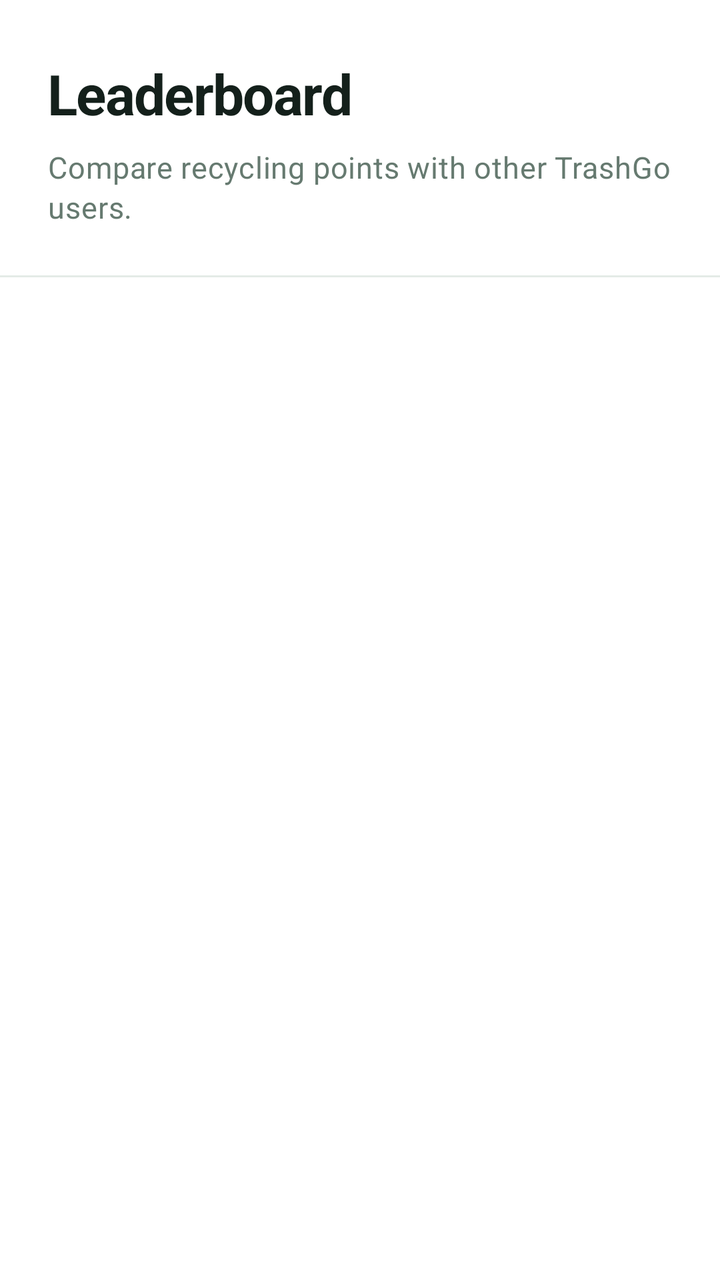
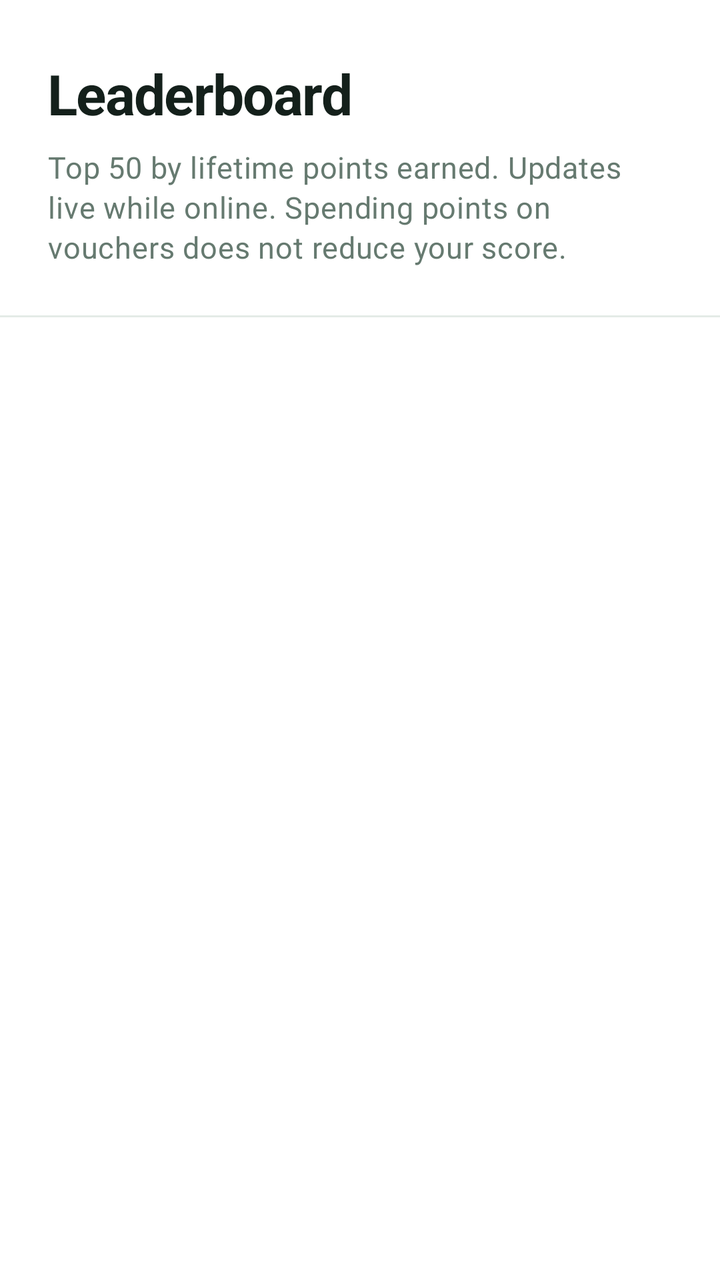

An Android layout rendered at two revisions. The XML below is the earlier revision; the diff shows what the commit changed to produce the second picture.
<!-- AndroidManifest.xml: application theme Theme.TrashGo -->
<!-- res/layout/fragment_leaderboard.xml -->
<?xml version="1.0" encoding="utf-8"?>
<LinearLayout xmlns:android="http://schemas.android.com/apk/res/android"
    xmlns:tools="http://schemas.android.com/tools"
    android:layout_width="match_parent"
    android:layout_height="match_parent"
    android:orientation="vertical"
    android:background="@color/trashgo_surface"
    android:paddingTop="28dp">

    <TextView
        style="@style/TextAppearance.TrashGo.Display"
        android:layout_width="match_parent"
        android:layout_height="wrap_content"
        android:paddingHorizontal="24dp"
        android:text="@string/leaderboard_title" />

    <TextView
        style="@style/TextAppearance.TrashGo.Body"
        android:layout_width="match_parent"
        android:layout_height="wrap_content"
        android:paddingHorizontal="24dp"
        android:layout_marginTop="8dp"
        android:text="@string/leaderboard_placeholder" />

    <View
        style="@style/Widget.TrashGo.Divider"
        android:layout_marginTop="24dp" />

    <androidx.recyclerview.widget.RecyclerView
        android:id="@+id/leaderboard_list"
        android:layout_width="match_parent"
        android:layout_height="0dp"
        android:layout_weight="1"
        android:clipToPadding="false"
        android:paddingBottom="16dp"
        tools:itemCount="6" />

</LinearLayout>
<!-- resources referenced by this layout -->
<resources>
  <color name="trashgo_surface">#FFFFFF</color>
  <string name="leaderboard_placeholder">Compare recycling points with other TrashGo users.</string>
  <string name="leaderboard_title">Leaderboard</string>
  <style name="TextAppearance.TrashGo.Body" parent="TextAppearance.Material3.BodyMedium">
          <item name="android:textSize">15sp</item>
          <item name="android:textColor">@color/trashgo_on_surface_variant</item>
          <item name="android:lineSpacingMultiplier">1.35</item>
      </style>
  <style name="TextAppearance.TrashGo.Display" parent="TextAppearance.Material3.HeadlineSmall">
          <item name="android:textSize">28sp</item>
          <item name="android:textColor">@color/trashgo_on_surface</item>
          <item name="android:textStyle">bold</item>
          <item name="android:letterSpacing">-0.02</item>
          <item name="android:lineSpacingMultiplier">1.12</item>
      </style>
  <style name="Widget.TrashGo.Divider" parent="">
          <item name="android:layout_width">match_parent</item>
          <item name="android:layout_height">1dp</item>
          <item name="android:background">@color/trashgo_divider</item>
      </style>
  <style name="Theme.TrashGo" parent="Theme.Material3.DayNight.NoActionBar">
          <item name="colorPrimary">@color/trashgo_primary</item>
          <item name="colorOnPrimary">@color/trashgo_on_primary</item>
          <item name="colorPrimaryContainer">@color/trashgo_primary_container</item>
          <item name="colorOnPrimaryContainer">@color/trashgo_on_primary_container</item>
          <item name="colorSecondary">@color/trashgo_primary</item>
          <item name="colorError">@color/trashgo_error</item>
          <item name="android:colorBackground">@color/trashgo_background</item>
          <item name="colorSurface">@color/trashgo_surface</item>
          <item name="colorOnSurface">@color/trashgo_on_surface</item>
          <item name="colorOnSurfaceVariant">@color/trashgo_on_surface_variant</item>
          <item name="colorOutline">@color/trashgo_outline</item>
          <item name="colorOutlineVariant">@color/trashgo_divider</item>
          
          <item name="android:statusBarColor">@color/trashgo_surface</item>
          <item name="android:navigationBarColor">@color/trashgo_surface</item>
          <item name="android:windowLightStatusBar" tools:targetApi="m">true</item>
          <item name="android:windowLightNavigationBar" tools:targetApi="o_mr1">true</item>
          <item name="textInputStyle">@style/Widget.TrashGo.Field</item>
      </style>
  <color name="trashgo_on_surface_variant">#667A70</color>
  <color name="trashgo_on_surface">#14201B</color>
  <color name="trashgo_divider">#E4EBE7</color>
  <color name="trashgo_primary">#0B6E4F</color>
  <color name="trashgo_on_primary">#FFFFFF</color>
  <color name="trashgo_primary_container">#E8F3EE</color>
  <color name="trashgo_on_primary_container">#06412F</color>
  <color name="trashgo_error">#B3261E</color>
  <color name="trashgo_background">#FFFFFF</color>
  <color name="trashgo_outline">#718078</color>
  <style name="Widget.TrashGo.Field" parent="Widget.Material3.TextInputLayout.FilledBox">
          <item name="boxBackgroundColor">@color/trashgo_surface_sunken</item>
          <item name="boxStrokeWidth">0dp</item>
          <item name="boxStrokeWidthFocused">0dp</item>
          <item name="boxCornerRadiusTopStart">12dp</item>
          <item name="boxCornerRadiusTopEnd">12dp</item>
          <item name="boxCornerRadiusBottomStart">12dp</item>
          <item name="boxCornerRadiusBottomEnd">12dp</item>
          <item name="hintTextColor">@color/trashgo_on_surface_variant</item>
          <item name="android:textColorHint">@color/trashgo_on_surface_faint</item>
      </style>
  <color name="trashgo_surface_sunken">#F1F5F3</color>
  <color name="trashgo_on_surface_faint">#9AAAA3</color>
</resources>

<!-- the commit's change to res/layout/fragment_leaderboard.xml (unified diff, before → after) -->
@@ -20,7 +20,7 @@
         android:layout_height="wrap_content"
         android:paddingHorizontal="24dp"
         android:layout_marginTop="8dp"
-        android:text="@string/leaderboard_placeholder" />
+        android:text="@string/leaderboard_lifetime_description" />
 
     <View
         style="@style/Widget.TrashGo.Divider"
<!-- resource entries referenced after the edit -->
@@ -1,7 +1,7 @@
 <!-- resources referenced by this layout -->
 <resources>
   <color name="trashgo_surface">#FFFFFF</color>
-  <string name="leaderboard_placeholder">Compare recycling points with other TrashGo users.</string>
+  <string name="leaderboard_lifetime_description">Top 50 by lifetime points earned. Updates live while online. Spending points on vouchers does not reduce your score.</string>
   <string name="leaderboard_title">Leaderboard</string>
   <style name="TextAppearance.TrashGo.Body" parent="TextAppearance.Material3.BodyMedium">
           <item name="android:textSize">15sp</item>
